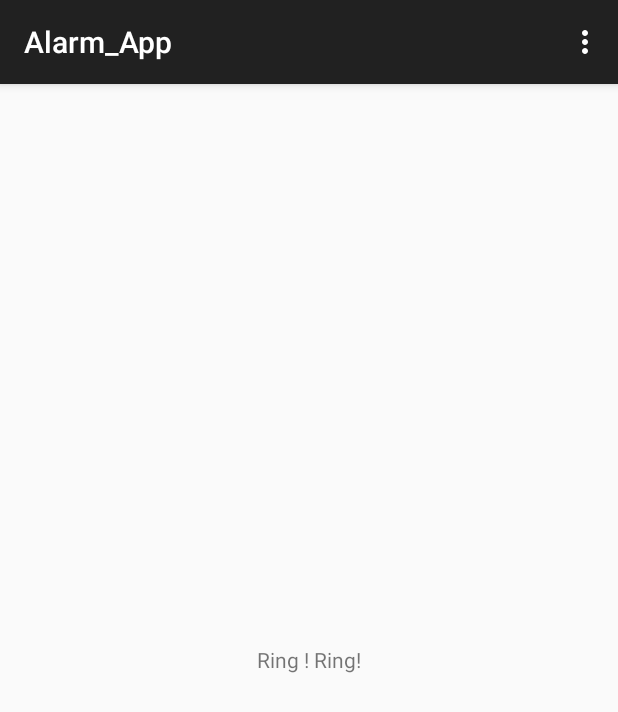
After one commit to eoinahern/Alarm_App_Android, an Android app: the Alarm_Ringing_Activity screen opened directly, with no data from a screen before it, on a phone screen of 412 x 824 dp. The commit adds this screen. Shown: the top 712 px of the screen. Run offline under Robolectric (Android 15) with nearby library versions, the phone set to English and light mode, and no system bars.

```diff
--- a/app/src/main/java/com/example/eoin_a/alarm_app/Alarm_views/Alarm_List.java
+++ b/app/src/main/java/com/example/eoin_a/alarm_app/Alarm_views/Alarm_List.java
@@ -39,6 +39,10 @@ public class Alarm_List extends ActionBarActivity {
 
     //too allow view access to the model that is the question?
     //i think in this case i wont allow it to seperate out the code as much as possible
+    //on device startup create alarms.
+    //when app starts alarms are already created. so just create gui elements that can manipulate
+    // alarm settings.
+    //on app running. create alarm fully
 
 
 
--- /dev/null
+++ b/app/src/main/java/com/example/eoin_a/alarm_app/Alarm_views/Alarm_Ringing_Activity.java
@@ -0,0 +1,40 @@
+package com.example.eoin_a.alarm_app.Alarm_views;
+
+import android.support.v7.app.ActionBarActivity;
+import android.os.Bundle;
+import android.view.Menu;
+import android.view.MenuItem;
+
+import com.example.eoin_a.alarm_app.R;
+
+public class Alarm_Ringing_Activity extends ActionBarActivity {
+
+    @Override
+    protected void onCreate(Bundle savedInstanceState) {
+        super.onCreate(savedInstanceState);
+        setContentView(R.layout.activity_alarm__ringing_);
+    }
+
+
+    @Override
+    public boolean onCreateOptionsMenu(Menu menu) {
+        // Inflate the menu; this adds items to the action bar if it is present.
+        getMenuInflater().inflate(R.menu.menu_alarm__ringing_, menu);
+        return true;
+    }
+
+    @Override
+    public boolean onOptionsItemSelected(MenuItem item) {
+        // Handle action bar item clicks here. The action bar will
+        // automatically handle clicks on the Home/Up button, so long
+        // as you specify a parent activity in AndroidManifest.xml.
+        int id = item.getItemId();
+
+        //noinspection SimplifiableIfStatement
+        if (id == R.id.action_settings) {
+            return true;
+        }
+
+        return super.onOptionsItemSelected(item);
+    }
+}
--- a/app/src/main/java/com/example/eoin_a/alarm_app/Alarm_views/TimePickerFragment.java
+++ b/app/src/main/java/com/example/eoin_a/alarm_app/Alarm_views/TimePickerFragment.java
@@ -5,12 +5,15 @@ import android.app.DialogFragment;
 import android.app.TimePickerDialog;
 import android.os.Bundle;
 import android.text.format.DateFormat;
+import android.util.Log;
 import android.widget.TimePicker;
 
 import java.util.Calendar;
 
 /**
  * Created by eoin_a on 19/03/2015.
+ *
+ *
  */
 public class TimePickerFragment extends DialogFragment implements TimePickerDialog.OnTimeSetListener {
 
@@ -30,7 +33,10 @@ public class TimePickerFragment extends DialogFragment implements TimePickerDial
 
     @Override
     public void onTimeSet(TimePicker view, int hourOfDay, int minute) {
+
+
           Alarm_List lst = (Alarm_List) getActivity();
+          Log.d("time", "hours : " + String.valueOf(hourOfDay) +  " mins : " + String.valueOf(minute) );
           lst.dosomething();
     }
 }
--- /dev/null
+++ b/app/src/main/res/layout/activity_alarm__ringing_.xml
@@ -0,0 +1,15 @@
+<RelativeLayout xmlns:android="http://schemas.android.com/apk/res/android"
+    xmlns:tools="http://schemas.android.com/tools" android:layout_width="match_parent"
+    android:layout_height="match_parent" android:paddingLeft="@dimen/activity_horizontal_margin"
+    android:paddingRight="@dimen/activity_horizontal_margin"
+    android:paddingTop="@dimen/activity_vertical_margin"
+    android:paddingBottom="@dimen/activity_vertical_margin"
+    tools:context="com.example.eoin_a.alarm_app.Alarm_views.Alarm_Ringing_Activity">
+
+    <TextView android:text="@string/ringing" android:layout_width="wrap_content"
+        android:layout_height="wrap_content"
+        android:layout_centerVertical="true"
+        android:layout_centerHorizontal="true"
+        />
+
+    </RelativeLayout>
--- /dev/null
+++ b/app/src/main/res/menu/menu_alarm__ringing_.xml
@@ -0,0 +1,7 @@
+<menu xmlns:android="http://schemas.android.com/apk/res/android"
+    xmlns:app="http://schemas.android.com/apk/res-auto"
+    xmlns:tools="http://schemas.android.com/tools"
+    tools:context="com.example.eoin_a.alarm_app.Alarm_views.Alarm_Ringing_Activity">
+    <item android:id="@+id/action_settings" android:title="@string/action_settings"
+        android:orderInCategory="100" app:showAsAction="never" />
+</menu>
--- a/app/src/main/res/values/strings.xml
+++ b/app/src/main/res/values/strings.xml
@@ -15,5 +15,6 @@
     <string name="delete">DELETE</string>
     <string name="noalarm">NO ALARM SET</string>
     <string name="create">NEW ALARM</string>
-
+    <string name="title_activity_alarm__ringing_">Alarm_App</string>
+    <string name="ringing">Ring ! Ring!</string>
 </resources>
```
Also changed, not shown: app/src/main/AndroidManifest.xml (+18 -8 lines), app/src/main/java/AppTest/file_access_model_tests.java (+13 -15 lines), app/src/main/java/com/example/eoin_a/alarm_app/Alarm_Controller/List_Controller.java (+11 -3 lines), app/src/main/java/com/example/eoin_a/alarm_app/Alarm_Model/file_access_model.java (+5 -5 lines), app/src/main/java/com/example/eoin_a/alarm_app/BroadcastRecievers/BootReceiver.java (added, +24 -0 lines), app/src/main/java/com/example/eoin_a/alarm_app/Services/BootService.java (added, +73 -0 lines), app/src/main/java/com/example/eoin_a/alarm_app/entity_class/alarm_entity.java (+27 -8 lines).
